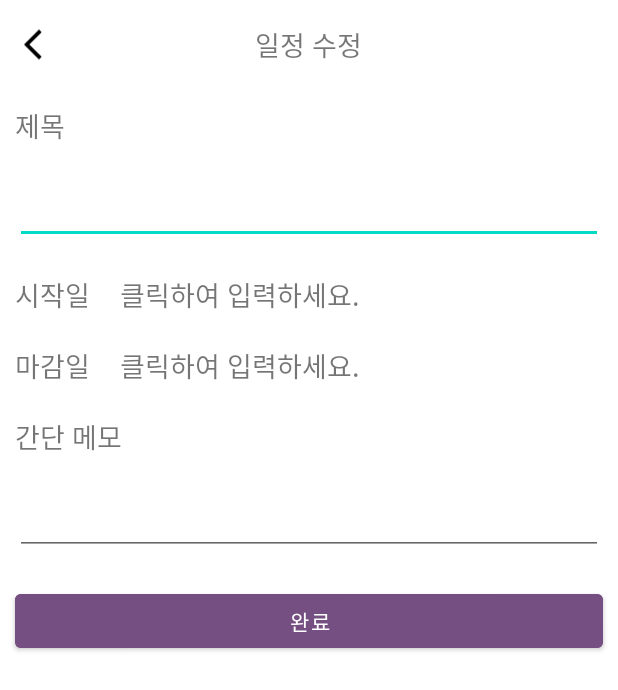
After one commit to tnalss/Ateam, an Android app: the layout fragment_schedule_modify.xml on its own in the app's theme, with its tools: preview values and no code run, on a phone screen of 412 x 824 dp. The commit adds this screen. Shown: the top 690 px of the screen. Run offline under Robolectric (Android 15) with nearby library versions, the phone set to English and light mode, and no system bars.

Commit message:
일정디자인해야됨

```diff
--- a/LastProject/app/src/main/java/com/example/lastproject/login/LoginActivity.java
+++ b/LastProject/app/src/main/java/com/example/lastproject/login/LoginActivity.java
@@ -45,7 +45,7 @@ public class LoginActivity extends AppCompatActivity {
         tv_login_pwfind = findViewById(R.id.tv_login_pwfind);
         chec_id = findViewById(R.id.chec_id);
         chec_gogo = findViewById(R.id.chec_gogo);
-        ApiClient.setBASEURL("http://192.168.0.2/middle/");
+        ApiClient.setBASEURL("http://192.168.0.15/middle/");
 
         preferences = PreferenceManager.getDefaultSharedPreferences(this);
 
--- /dev/null
+++ b/LastProject/app/src/main/res/layout/fragment_schedule_modify.xml
@@ -0,0 +1,111 @@
+<?xml version="1.0" encoding="utf-8"?>
+<LinearLayout xmlns:android="http://schemas.android.com/apk/res/android"
+    xmlns:tools="http://schemas.android.com/tools"
+    android:layout_width="match_parent"
+    android:layout_height="match_parent"
+    tools:context=".calendar.ScheduleInsertFragment"
+    android:orientation="vertical"
+    android:id="@+id/sche_form">
+
+    <RelativeLayout
+        android:layout_margin="10dp"
+        android:layout_width="match_parent"
+        android:layout_height="40dp">
+
+        <ImageView
+            android:layout_centerVertical="true"
+            android:id="@+id/iv_back"
+            android:layout_width="wrap_content"
+            android:layout_height="30dp"
+            android:src="@drawable/back" />
+
+        <TextView
+            android:layout_centerVertical="true"
+            style="@style/main_size"
+            android:layout_width="wrap_content"
+            android:layout_height="wrap_content"
+            android:layout_centerInParent="true"
+            android:layout_gravity="center"
+            android:id="@+id/tv_fragment_name"
+            android:text="일정 수정" />
+
+    </RelativeLayout>
+
+    <TextView
+        android:layout_margin="10dp"
+        style="@style/main_size"
+        android:text="제목"
+        android:layout_width="wrap_content"
+        android:layout_height="wrap_content"/>
+    <EditText
+        android:id="@+id/edt_sche_title"
+        android:layout_margin="10dp"
+        android:layout_width="match_parent"
+        android:layout_height="wrap_content"/>
+
+    <LinearLayout
+        android:layout_width="match_parent"
+        android:layout_height="wrap_content"
+        android:orientation="horizontal">
+        <TextView
+            android:layout_margin="10dp"
+            style="@style/main_size"
+            android:text="시작일"
+            android:layout_width="wrap_content"
+            android:layout_height="wrap_content"/>
+        <TextView
+            style="@style/main_size"
+            android:layout_marginLeft="10dp"
+            android:layout_marginTop="10dp"
+            android:layout_marginBottom="10dp"
+            android:id="@+id/tv_sche_start"
+            android:text="클릭하여 입력하세요."
+            android:layout_weight="1"
+            android:layout_width="70dp"
+            android:layout_height="wrap_content"/>
+    </LinearLayout>
+
+    <LinearLayout
+        android:layout_width="match_parent"
+        android:layout_height="wrap_content"
+        android:orientation="horizontal">
+
+        <TextView
+            android:layout_margin="10dp"
+            style="@style/main_size"
+            android:text="마감일"
+            android:layout_width="wrap_content"
+            android:layout_height="wrap_content"/>
+        <TextView
+            style="@style/main_size"
+            android:layout_marginLeft="10dp"
+            android:layout_marginTop="10dp"
+            android:layout_marginBottom="10dp"
+            android:id="@+id/tv_sche_end"
+            android:text="클릭하여 입력하세요."
+            android:layout_weight="1"
+            android:layout_width="70dp"
+            android:layout_height="wrap_content"/>
+    </LinearLayout>
+    <TextView
+        android:layout_margin="10dp"
+        style="@style/main_size"
+        android:text="간단 메모"
+        android:layout_width="wrap_content"
+        android:layout_height="wrap_content"/>
+    <EditText
+        android:id="@+id/edt_sche_content"
+        android:layout_margin="10dp"
+        android:layout_width="match_parent"
+        android:layout_height="wrap_content"/>
+
+
+    <Button
+        android:layout_margin="10dp"
+        android:backgroundTint="@color/p_color"
+        android:layout_gravity="center"
+        android:id="@+id/btn_sche_modify"
+        android:text="완료"
+        android:layout_width="match_parent"
+        android:layout_height="wrap_content"/>
+</LinearLayout>
--- a/middle/src/main/java/com/and/middle/ScheController.java
+++ b/middle/src/main/java/com/and/middle/ScheController.java
@@ -98,5 +98,10 @@ public class ScheController {
 		map.put("status",status);
 		sql.update("sche.done",map);
 	}
+	@RequestMapping("/modify.sche")
+	public void modify(String param) {
+		ScheduleVO vo = new Gson().fromJson(param, ScheduleVO.class);
 
+		sql.update("sche.modify",vo);
+	}
 }
--- a/middle/src/main/resources/sqlmap/sche-mapper.xml
+++ b/middle/src/main/resources/sqlmap/sche-mapper.xml
@@ -74,4 +74,10 @@ SET sche_status = #{status}
 WHERE sche_no = #{sche_no}
 </update>
 
+<update id="modify">
+UPDATE tbl_sche
+SET sche_title = #{sche_title}, sche_content=#{sche_content}, sche_start=TO_DATE(#{sche_start},'YYYY-MM-DD HH24:MI:SS'),sche_end=TO_DATE(#{sche_end}, 'YYYY-MM-DD HH24:MI:SS')
+WHERE sche_no = #{sche_no}
+</update>
+
 </mapper>
```
Also changed, not shown: LastProject/app/src/main/java/com/example/lastproject/calendar/ScheduleInfoFragment.java (+17 -6 lines), LastProject/app/src/main/java/com/example/lastproject/calendar/ScheduleInsertFragment.java (+9 -6 lines), LastProject/app/src/main/java/com/example/lastproject/calendar/ScheduleModifyFragment.java (added, +95 -0 lines), 5 other files.
